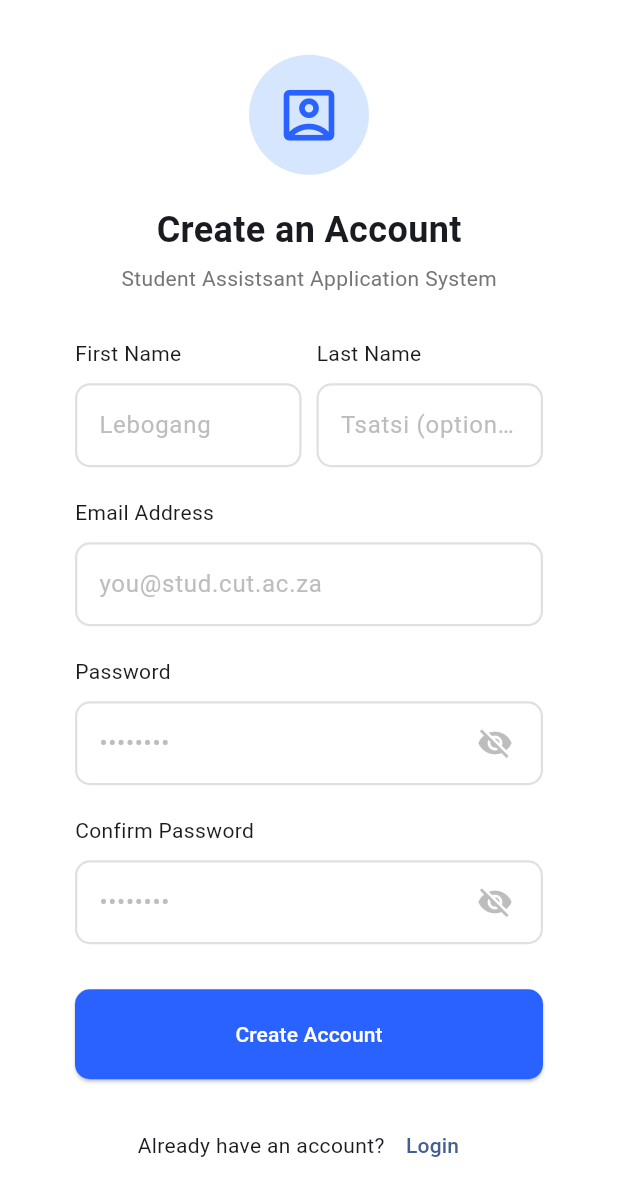
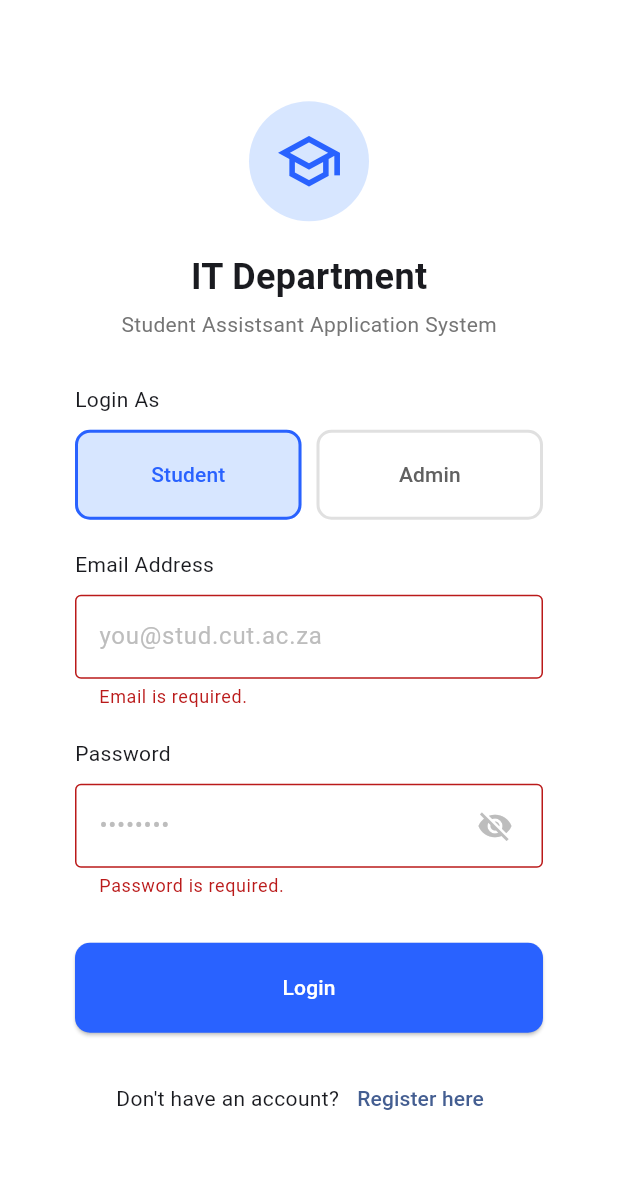
Before and after one commit to BlueWidgetStudio/student_assistant_application_app, a Flutter app: the screen it shows after launch, after a tap on "Login", on a phone screen of 412 x 824 dp. Shown: the top 1196 px of the screen. Run offline on Flutter 3.47's test engine with Material 3 defaults, Android fonts, the phone set to English and light mode, and no system bars; our stand-ins replace supabase_flutter; accounts and stored records are empty.

Commit message:
Implemented Supabase login authentication

```diff
--- /dev/null
+++ b/lib/auth_gate.dart
@@ -0,0 +1,20 @@
+import 'package:flutter/material.dart';
+import 'package:supabase_flutter/supabase_flutter.dart';
+
+import 'views/pages/home_page.dart';
+import 'views/pages/login_page.dart';
+
+class AuthGate extends StatelessWidget {
+  const AuthGate({super.key});
+
+  @override
+  Widget build(BuildContext context) {
+    final session = Supabase.instance.client.auth.currentSession;
+
+    if (session != null) {
+      return const HomePage();
+    }
+
+    return const LoginPage();
+  }
+}
--- a/lib/main.dart
+++ b/lib/main.dart
@@ -1,8 +1,19 @@
 import 'package:flutter/material.dart';
 import 'package:student_assistant_application_app/app_constants.dart';
-import 'package:student_assistant_application_app/views/pages/register_page.dart';
+import 'package:student_assistant_application_app/auth_gate.dart';
+import 'package:student_assistant_application_app/views/pages/login_page.dart';
+import 'package:supabase_flutter/supabase_flutter.dart';
 
-void main() => runApp(const App());
+void main() async {
+  WidgetsFlutterBinding.ensureInitialized();
+
+  await Supabase.initialize(
+    url: 'https://fijyfhmwuyqtphoanhsk.supabase.co',
+    anonKey:
+        'eyJhbGciOiJIUzI1NiIsInR5cCI6IkpXVCJ9.eyJpc3MiOiJzdXBhYmFzZSIsInJlZiI6ImZpanlmaG13dXlxdHBob2FuaHNrIiwicm9sZSI6ImFub24iLCJpYXQiOjE3NzkxNzg0MjksImV4cCI6MjA5NDc1NDQyOX0.gISmJQLTTYWTaTyBi9EwIuK92o4thz4ITj2uU_xkHP0',
+  );
+  runApp(const App());
+}
 
 class App extends StatelessWidget {
   const App({super.key});
@@ -18,7 +29,7 @@ class App extends StatelessWidget {
       theme: AppConstants.lightTheme,
       darkTheme: AppConstants.darkTheme,
 
-      home: Scaffold(body: RegisterPage()),
+      home: const AuthGate(),
     );
   }
 }
--- a/lib/views/screens/login_screen.dart
+++ b/lib/views/screens/login_screen.dart
@@ -1,5 +1,8 @@
 import 'package:flutter/material.dart';
 import 'package:student_assistant_application_app/app_constants.dart';
+import 'package:supabase_flutter/supabase_flutter.dart';
+import 'package:student_assistant_application_app/views/pages/home_page.dart';
+import 'package:student_assistant_application_app/views/pages/register_page.dart';
 
 class LoginScreen extends StatefulWidget {
   const LoginScreen({super.key});
@@ -12,6 +15,7 @@ class _LoginScreenState extends State<LoginScreen> {
   final _loginFormKey = GlobalKey<FormState>();
   static String selectedRole = 'Student';
   bool obscurePassword = true;
+  bool isLoading = false;
 
   final TextEditingController _emailController = TextEditingController();
 
@@ -21,6 +25,52 @@ class _LoginScreenState extends State<LoginScreen> {
     setState(() {
       obscurePassword = !obscurePassword;
     });
+  }
+
+  Future<void> loginUser() async {
+    if (!_loginFormKey.currentState!.validate()) {
+      return;
+    }
+
+    try {
+      setState(() {
+        isLoading = true;
+      });
+
+      final response = await Supabase.instance.client.auth.signInWithPassword(
+        email: _emailController.text.trim(),
+        password: _passwordController.text.trim(),
+      );
+
+      final user = response.user;
+
+      if (user != null) {
+        ScaffoldMessenger.of(
+          // ignore: use_build_context_synchronously
+          context,
+        ).showSnackBar(const SnackBar(content: Text('Login successful')));
+
+        Navigator.pushReplacement(
+          // ignore: use_build_context_synchronously
+          context,
+          MaterialPageRoute(builder: (context) => const HomePage()),
+        );
+      }
+    } on AuthException catch (e) {
+      ScaffoldMessenger.of(
+        // ignore: use_build_context_synchronously
+        context,
+      ).showSnackBar(SnackBar(content: Text(e.message)));
+    } catch (e) {
+      ScaffoldMessenger.of(
+        // ignore: use_build_context_synchronously
+        context,
+      ).showSnackBar(SnackBar(content: Text(e.toString())));
+    } finally {
+      setState(() {
+        isLoading = false;
+      });
+    }
   }
 
   @override
@@ -261,7 +311,7 @@ class _LoginScreenState extends State<LoginScreen> {
                       SizedBox(
                         width: double.infinity,
                         child: ElevatedButton(
-                          onPressed: () {},
+                          onPressed: isLoading ? null : loginUser,
                           style: ElevatedButton.styleFrom(
                             backgroundColor: AppConstants.accentColor,
                             foregroundColor: Colors.white,
@@ -270,7 +320,11 @@ class _LoginScreenState extends State<LoginScreen> {
                               borderRadius: BorderRadiusGeometry.circular(10),
                             ),
                           ),
-                          child: Text('Login'),
+                          child: isLoading
+                              ? const CircularProgressIndicator(
+                                  color: Colors.white,
+                                )
+                              : const Text('Login'),
                         ),
                       ),
                       SizedBox(height: 20),
@@ -281,7 +335,14 @@ class _LoginScreenState extends State<LoginScreen> {
                         children: [
                           Text('Don\'t have an account?'),
                           TextButton(
-                            onPressed: () {},
+                            onPressed: () {
+                              Navigator.push(
+                                context,
+                                MaterialPageRoute(
+                                  builder: (context) => const RegisterPage(),
+                                ),
+                              );
+                            },
                             style: TextButton.styleFrom(
                               shape: RoundedRectangleBorder(
                                 borderRadius: BorderRadiusGeometry.circular(10),
--- a/pubspec.yaml
+++ b/pubspec.yaml
@@ -34,6 +34,9 @@ dependencies:
   # The following adds the Cupertino Icons font to your application.
   # Use with the CupertinoIcons class for iOS style icons.
   cupertino_icons: ^1.0.8
+
+  provider: ^6.1.2
+  supabase_flutter: ^2.8.0
 
 dev_dependencies:
   flutter_test:
```
Also changed, not shown: lib/views/screens/home_screen.dart (+17 -2 lines), pubspec.lock, 5 other files.
